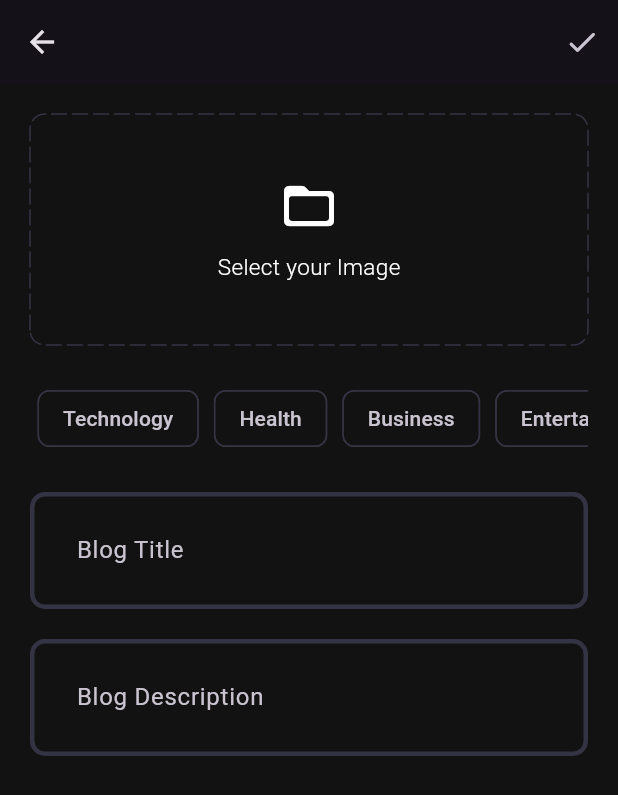
After one commit to SauravHaldar04/BloggersHub, a Flutter app: the AddBlocPage screen opened directly, after a tap on "Select your Image", on a phone screen of 412 x 824 dp. The commit adds this screen. Shown: the top 795 px of the screen. Run offline on Flutter 3.47's test engine with Material 3 defaults, Android fonts, the phone set to English and light mode, and no system bars; drawn by our look-alikes of dotted_border; our stand-ins replace file_picker, flutter_bloc, fpdart, get_it, image_picker, supabase_flutter; accounts and stored records are empty.

Commit message:
Completing Add blog page UI

```diff
--- /dev/null
+++ b/lib/core/common/utils/pickimage.dart
@@ -0,0 +1,17 @@
+import 'dart:io';
+
+import 'package:file_picker/file_picker.dart';
+import 'package:image_picker/image_picker.dart';
+
+Future<File?> pickImage() async {
+  try {
+    final pickedFile = await FilePicker.platform
+        .pickFiles(type: FileType.image, allowMultiple: false);
+    if (pickedFile != null) {
+      return File(pickedFile.files.single.path!);
+    }
+    return null;
+  } catch (e) {
+    return null;
+  }
+}
--- a/lib/core/theme/theme.dart
+++ b/lib/core/theme/theme.dart
@@ -1,4 +1,3 @@
-
 import 'package:bloggers_hub/core/theme/app_pallete.dart';
 import 'package:flutter/material.dart';
 
@@ -10,8 +9,14 @@ class AppTheme {
   static final darkThemeMode = ThemeData.dark().copyWith(
     scaffoldBackgroundColor: Pallete.backgroundColor,
     inputDecorationTheme: InputDecorationTheme(
-        contentPadding: EdgeInsets.all(27),
-        focusedBorder: _border(Pallete.gradient2),
-        enabledBorder: _border(Pallete.borderColor)),
+      contentPadding: EdgeInsets.all(27),
+      focusedBorder: _border(Pallete.gradient2),
+      enabledBorder: _border(Pallete.borderColor),
+    ),
+    chipTheme: const ChipThemeData(
+        backgroundColor: Pallete.backgroundColor,
+        side: BorderSide.none,
+        selectedColor: Pallete.gradient1,
+        ),
   );
 }
--- a/lib/features/auth/presentation/bloc/auth_bloc.dart
+++ b/lib/features/auth/presentation/bloc/auth_bloc.dart
@@ -1,7 +1,4 @@
-import 'dart:math';
-
 import 'package:bloggers_hub/core/common/cubits/auth_user/auth_user_cubit.dart';
-import 'package:bloggers_hub/core/error/failure.dart';
 import 'package:bloggers_hub/core/usecase/usecase.dart';
 import 'package:bloggers_hub/core/entities/user_entity.dart';
 import 'package:bloggers_hub/features/auth/domain/usecases/current_user.dart';
@@ -9,8 +6,6 @@ import 'package:bloggers_hub/features/auth/domain/usecases/user_login.dart';
 import 'package:bloggers_hub/features/auth/domain/usecases/user_signup.dart';
 import 'package:flutter/foundation.dart';
 import 'package:flutter_bloc/flutter_bloc.dart';
-import 'package:fpdart/fpdart.dart';
-import 'package:supabase_flutter/supabase_flutter.dart' as sb;
 part 'auth_event.dart';
 part 'auth_state.dart';
 
--- a/lib/features/auth/presentation/pages/login_page.dart
+++ b/lib/features/auth/presentation/pages/login_page.dart
@@ -1,4 +1,4 @@
-import 'package:bloggers_hub/core/common/utils/utils.dart';
+import 'package:bloggers_hub/core/common/utils/snackbar.dart';
 import 'package:bloggers_hub/core/common/widgets/loader.dart';
 import 'package:bloggers_hub/core/theme/app_pallete.dart';
 import 'package:bloggers_hub/features/auth/presentation/bloc/auth_bloc.dart';
--- a/lib/features/auth/presentation/pages/sign_up_page.dart
+++ b/lib/features/auth/presentation/pages/sign_up_page.dart
@@ -1,4 +1,4 @@
-import 'package:bloggers_hub/core/common/utils/utils.dart';
+import 'package:bloggers_hub/core/common/utils/snackbar.dart';
 import 'package:bloggers_hub/core/common/widgets/loader.dart';
 import 'package:bloggers_hub/core/theme/app_pallete.dart';
 import 'package:bloggers_hub/features/auth/presentation/bloc/auth_bloc.dart';
--- /dev/null
+++ b/lib/features/blog/presentation/pages/add_bloc_page.dart
@@ -0,0 +1,162 @@
+import 'dart:io';
+
+import 'package:bloggers_hub/core/common/utils/pickimage.dart';
+import 'package:bloggers_hub/core/theme/app_pallete.dart';
+import 'package:bloggers_hub/features/blog/presentation/widgets/blog_textfield.dart';
+import 'package:dotted_border/dotted_border.dart';
+import 'package:flutter/foundation.dart';
+import 'package:flutter/material.dart';
+import 'package:flutter/widgets.dart';
+
+class AddBlocPage extends StatefulWidget {
+  const AddBlocPage({super.key});
+  static route() =>
+      MaterialPageRoute(builder: (context) => const AddBlocPage());
+
+  @override
+  State<AddBlocPage> createState() => _AddBlocPageState();
+}
+
+class _AddBlocPageState extends State<AddBlocPage> {
+  List<String> selectedTopics = [];
+  File? image;
+  void selectImage() async {
+    final pickedImage = await pickImage();
+    if (pickedImage != null) {
+      setState(() {
+        image = pickedImage;
+      });
+    }
+  }
+
+  @override
+  Widget build(BuildContext context) {
+    TextEditingController titleController = TextEditingController();
+    TextEditingController contentController = TextEditingController();
+    return Scaffold(
+      appBar: AppBar(
+        actions: [
+          IconButton(icon: const Icon(Icons.done_rounded), onPressed: () {})
+        ],
+      ),
+      body: SingleChildScrollView(
+        child: Padding(
+          padding: const EdgeInsets.all(20.0),
+          child: Column(
+            children: [
+              GestureDetector(
+                onTap: () {
+                  selectImage();
+                },
+                child: image != null
+                    ? ClipRRect(
+                        borderRadius: BorderRadius.circular(10),
+                        child: Image.file(
+                          image!,
+                          fit: BoxFit.cover,
+                          width: double.infinity,
+                          height: 200,
+                        ),
+                      )
+                    : DottedBorder(
+                        color: Pallete.borderColor,
+                        strokeWidth: 1,
+                        borderType: BorderType.RRect,
+                        strokeCap: StrokeCap.round,
+                        radius: const Radius.circular(10),
+                        dashPattern: const [10, 4],
+                        child: Container(
+                          width: double.infinity,
+                          height: 150,
+                          child: Column(
+                            crossAxisAlignment: CrossAxisAlignment.center,
+                            mainAxisAlignment: MainAxisAlignment.center,
+                            children: [
+                              Icon(Icons.folder_open_rounded, size: 40),
+                              SizedBox(height: 10),
+                              Text(
+                                "Select your Image",
+                                style: TextStyle(
+                                    color: Colors.white,
+                                    fontSize: 15,
+                                    fontWeight: FontWeight.w300),
+                              )
+                            ],
+                          ),
+                        ),
+                      ),
+              ),
+              const SizedBox(
+                height: 20,
+              ),
+              SingleChildScrollView(
+                scrollDirection: Axis.horizontal,
+                child: Row(
+                  children: [
+                    "Technology",
+                    "Health",
+                    "Business",
+                    "Entertainment",
+                    "Sports",
+                    "Science",
+                    "Politics",
+                    "Education",
+                    "Fashion",
+                    "Travel",
+                    "Food",
+                    "Lifestyle",
+                    "Programming",
+                    "Engineering",
+                    "Design",
+                    "Art",
+                    "Music",
+                    "Movies",
+                    "Books",
+                  ]
+                      .map(
+                        (e) => Padding(
+                          padding: const EdgeInsets.all(5.0),
+                          child: GestureDetector(
+                            onTap: () {
+                              if (selectedTopics.contains(e)) {
+                                selectedTopics.remove(e);
+                              } else {
+                                selectedTopics.add(e);
+                              }
+                              setState(() {});
+                            },
+                            child: Chip(
+                              label: Text(e),
+                              color: selectedTopics.contains(e)
+                                  ? const WidgetStatePropertyAll(
+                                      Pallete.gradient1)
+                                  : null,
+                              side: selectedTopics.contains(e)
+                                  ? null
+                                  : const BorderSide(
+                                      color: Pallete.borderColor,
+                                    ),
+                            ),
+                          ),
+                        ),
+                      )
+                      .toList(),
+                ),
+              ),
+              const SizedBox(
+                height: 20,
+              ),
+              BlogTextfield(
+                  hintText: "Blog Title", controller: titleController),
+              const SizedBox(
+                height: 20,
+              ),
+              BlogTextfield(
+                  hintText: "Blog Description", controller: contentController),
+            ],
+          ),
+        ),
+      ),
+    );
+  }
+}
--- /dev/null
+++ b/lib/features/blog/presentation/pages/blog_page.dart
@@ -0,0 +1,29 @@
+import 'package:bloggers_hub/features/blog/presentation/pages/add_bloc_page.dart';
+import 'package:flutter/cupertino.dart';
+import 'package:flutter/foundation.dart';
+import 'package:flutter/material.dart';
+import 'package:flutter/widgets.dart';
+
+class BlogPage extends StatelessWidget {
+  const BlogPage({super.key});
+
+  @override
+  Widget build(BuildContext context) {
+    return Scaffold(
+      appBar: AppBar(
+        centerTitle: true,
+        title: const Text(
+          "Blog Page",
+          style: TextStyle(fontWeight: FontWeight.w500),
+        ),
+        actions: [
+          IconButton(
+              icon: const Icon(CupertinoIcons.add_circled),
+              onPressed: () {
+                Navigator.push(context, AddBlocPage.route());
+              })
+        ],
+      ),
+    );
+  }
+}
--- /dev/null
+++ b/lib/features/blog/presentation/widgets/blog_textfield.dart
@@ -0,0 +1,26 @@
+import 'package:flutter/foundation.dart';
+import 'package:flutter/material.dart';
+import 'package:flutter/widgets.dart';
+
+class BlogTextfield extends StatefulWidget {
+  final String hintText;
+  final TextEditingController controller;
+  const BlogTextfield(
+      {super.key, required this.hintText, required this.controller});
+
+  @override
+  State<BlogTextfield> createState() => _BlogTextfieldState();
+}
+
+class _BlogTextfieldState extends State<BlogTextfield> {
+  @override
+  Widget build(BuildContext context) {
+    return TextFormField(
+      controller: widget.controller,
+      decoration: InputDecoration(
+        hintText: widget.hintText,
+      ),
+      maxLines: null,
+    );
+  }
+}
--- a/lib/main.dart
+++ b/lib/main.dart
@@ -3,6 +3,7 @@ import 'package:bloggers_hub/core/theme/theme.dart';
 import 'package:bloggers_hub/features/auth/presentation/bloc/auth_bloc.dart';
 import 'package:bloggers_hub/features/auth/presentation/pages/login_page.dart';
 import 'package:bloggers_hub/features/auth/presentation/pages/sign_up_page.dart';
+import 'package:bloggers_hub/features/blog/presentation/pages/blog_page.dart';
 import 'package:bloggers_hub/init_dependencies.dart';
 import 'package:flutter/material.dart';
 import 'package:flutter_bloc/flutter_bloc.dart';
@@ -46,11 +47,7 @@ class _MyAppState extends State<MyApp> {
         },
         builder: (context, state) {
           if (state) {
-            return const Scaffold(
-              body: Center(
-                child: Text("Home Page"),
-              ),
-            );
+            return const BlogPage();
           }
           return const LoginPage();
         },
--- a/pubspec.yaml
+++ b/pubspec.yaml
@@ -39,6 +39,9 @@ dependencies:
   supabase_flutter: ^2.5.11
   flutter_bloc: ^8.1.6
   get_it: ^7.7.0
+  dotted_border: ^2.1.0
+  image_picker: ^1.1.2
+  file_picker: ^8.0.7
 
 dev_dependencies:
   flutter_test:
```
Also changed, not shown: lib/core/common/utils/snackbar.dart (renamed from lib/core/common/utils/utils.dart), pubspec.lock, 7 other files.
